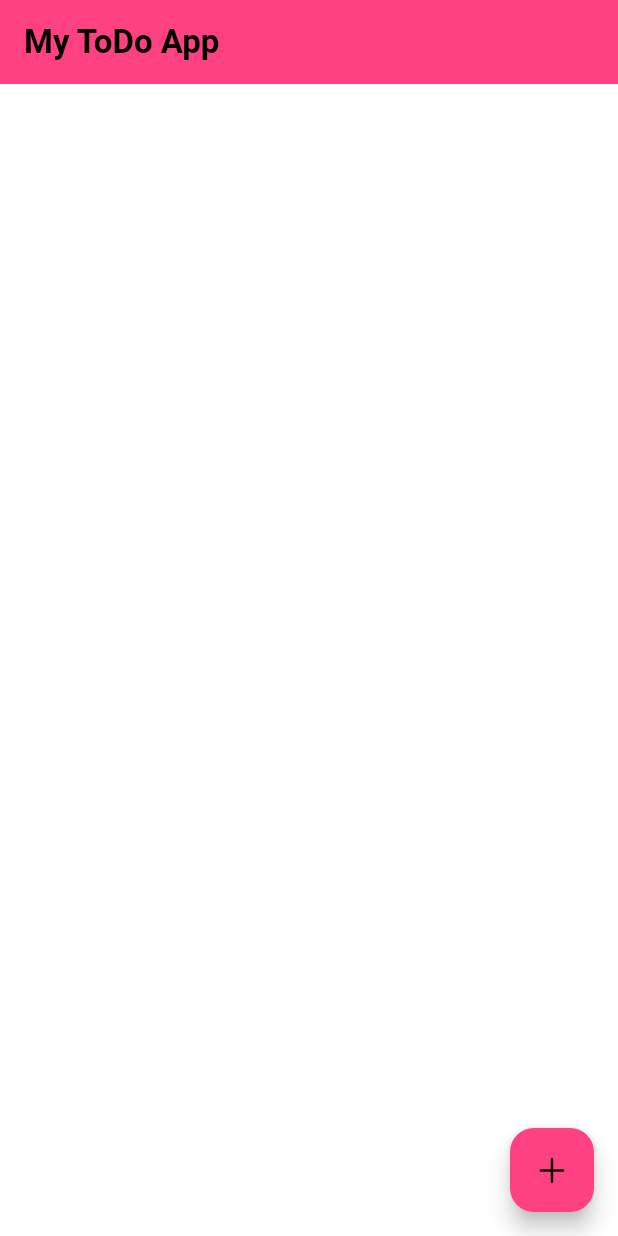
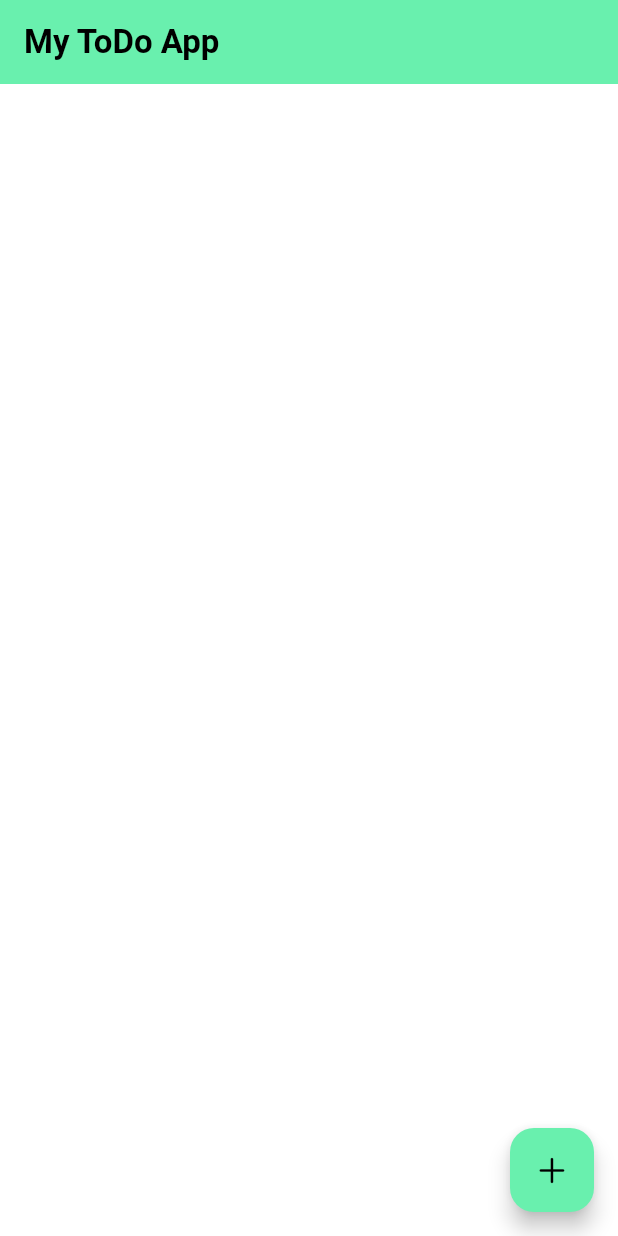
Before and after one commit to thengyuanyuan/todo_app, a Flutter app: the screen it shows after launch, on a phone screen of 412 x 824 dp. Run offline on Flutter 3.47's test engine with Material 3 defaults, Android fonts, the phone set to English and light mode, and no system bars; our stand-ins replace equatable, flutter_bloc, flutter_slidable, hydrated_bloc.

Commit message:
Change some color and remove depreciated code

```diff
--- a/lib/home.dart
+++ b/lib/home.dart
@@ -35,7 +35,7 @@ class _HomeScreenState extends State<HomeScreen> {
   @override
   Widget build(BuildContext context) {
     return Scaffold(
-      backgroundColor: Theme.of(context).colorScheme.background,
+      backgroundColor: Theme.of(context).scaffoldBackgroundColor,
       floatingActionButton: FloatingActionButton(
         onPressed: () {
           showDialog(
--- a/lib/main.dart
+++ b/lib/main.dart
@@ -23,11 +23,9 @@ class MainApp extends StatelessWidget {
       title: 'Todo App',
       theme: ThemeData(
         colorScheme: const ColorScheme.light(
-          background: Colors.white,
-          onBackground: Colors.black,
-          primary: Colors.pinkAccent,
+          primary: Colors.greenAccent,
           onPrimary: Colors.black,
-          secondary: Colors.lightBlueAccent,
+          secondary: Colors.yellowAccent,
           onSecondary: Colors.white,
         ),
       ),
```
Also changed, not shown: pubspec.lock.
